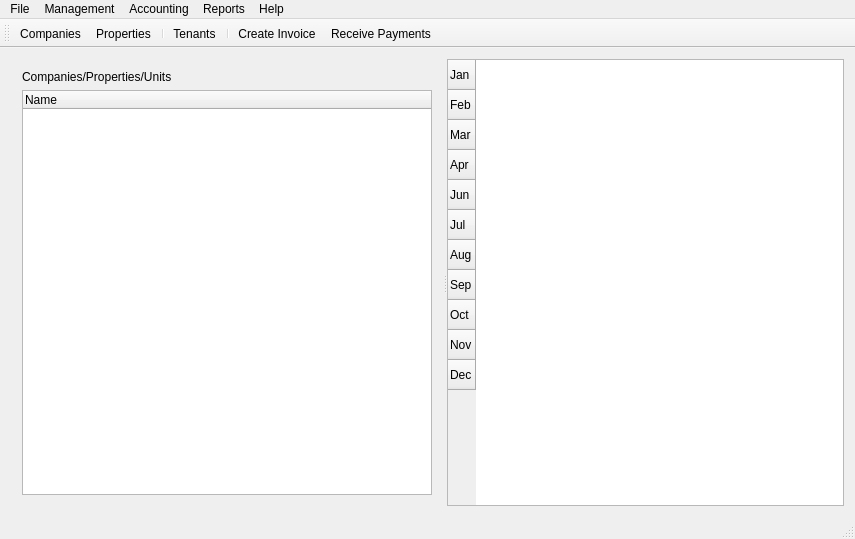
Above: rentmanager/rentmanagermainwindow.ui from jayjay-w/rentman before the change. Below: the same form after it.
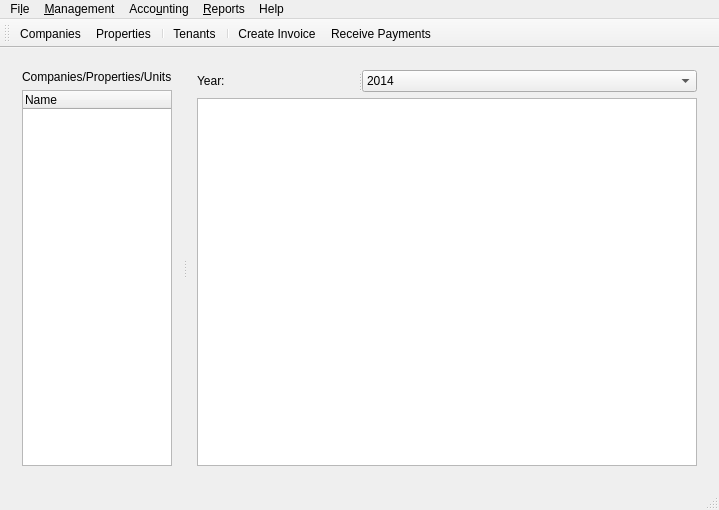
That is the form after the change. Icons and pictures are not drawn.

Commit message: [Calendar, multi invoicing and payment receipts]

What changed in the file:
```diff
--- a/rentmanager/rentmanagermainwindow.ui
+++ b/rentmanager/rentmanagermainwindow.ui
@@ -6,8 +6,8 @@
    <rect>
     <x>0</x>
     <y>0</y>
-    <width>855</width>
-    <height>539</height>
+    <width>690</width>
+    <height>510</height>
    </rect>
   </property>
   <property name="windowTitle">
@@ -18,16 +18,31 @@
     <normaloff>:/images/cottage.png</normaloff>:/images/cottage.png</iconset>
   </property>
   <widget class="QWidget" name="centralWidget">
-   <layout class="QHBoxLayout" name="horizontalLayout">
+   <layout class="QVBoxLayout" name="verticalLayout_3">
     <item>
-     <widget class="QSplitter" name="splitter">
+     <widget class="QSplitter" name="splitter_2">
+      <property name="midLineWidth">
+       <number>1</number>
+      </property>
       <property name="orientation">
        <enum>Qt::Horizontal</enum>
       </property>
+      <property name="opaqueResize">
+       <bool>false</bool>
+      </property>
+      <property name="handleWidth">
+       <number>3</number>
+      </property>
       <widget class="QWidget" name="layoutWidget">
        <layout class="QVBoxLayout" name="verticalLayout">
         <item>
          <widget class="QLabel" name="label">
+          <property name="maximumSize">
+           <size>
+            <width>208</width>
+            <height>16777215</height>
+           </size>
+          </property>
           <property name="text">
            <string>Companies/Properties/Units</string>
           </property>
@@ -35,6 +50,12 @@
         </item>
         <item>
          <widget class="QTreeWidget" name="trvBrowser">
+          <property name="maximumSize">
+           <size>
+            <width>500</width>
+            <height>16777215</height>
+           </size>
+          </property>
           <column>
            <property name="text">
             <string>Name</string>
@@ -44,62 +65,64 @@
         </item>
        </layout>
       </widget>
-      <widget class="QTableWidget" name="tblUnits">
-       <row>
-        <property name="text">
-         <string>Jan</string>
-        </property>
-       </row>
-       <row>
-        <property name="text">
-         <string>Feb</string>
-        </property>
-       </row>
-       <row>
-        <property name="text">
-         <string>Mar</string>
-        </property>
-       </row>
-       <row>
-        <property name="text">
-         <string>Apr</string>
-        </property>
-       </row>
-       <row>
-        <property name="text">
-         <string>Jun</string>
-        </property>
-       </row>
-       <row>
-        <property name="text">
-         <string>Jul</string>
-        </property>
-       </row>
-       <row>
-        <property name="text">
-         <string>Aug</string>
-        </property>
-       </row>
-       <row>
-        <property name="text">
-         <string>Sep</string>
-        </property>
-       </row>
-       <row>
-        <property name="text">
-         <string>Oct</string>
-        </property>
-       </row>
-       <row>
-        <property name="text">
-         <string>Nov</string>
-        </property>
-       </row>
-       <row>
-        <property name="text">
-         <string>Dec</string>
-        </property>
-       </row>
+      <widget class="QWidget" name="">
+       <layout class="QVBoxLayout" name="verticalLayout_2">
+        <item>
+         <widget class="QSplitter" name="splitter">
+          <property name="orientation">
+           <enum>Qt::Horizontal</enum>
+          </property>
+          <widget class="QLabel" name="label_2">
+           <property name="text">
+            <string>Year:</string>
+           </property>
+          </widget>
+          <widget class="QComboBox" name="cboYear">
+           <item>
+            <property name="text">
+             <string>2014</string>
+            </property>
+           </item>
+           <item>
+            <property name="text">
+             <string>2015</string>
+            </property>
+           </item>
+           <item>
+            <property name="text">
+             <string>2016</string>
+            </property>
+           </item>
+           <item>
+            <property name="text">
+             <string>2017</string>
+            </property>
+           </item>
+           <item>
+            <property name="text">
+             <string>2018</string>
+            </property>
+           </item>
+          </widget>
+         </widget>
+        </item>
+        <item>
+         <widget class="QTextEdit" name="txtCalendar">
+          <property name="sizePolicy">
+           <sizepolicy hsizetype="Preferred" vsizetype="Expanding">
+            <horstretch>53</horstretch>
+            <verstretch>0</verstretch>
+           </sizepolicy>
+          </property>
+          <property name="minimumSize">
+           <size>
+            <width>500</width>
+            <height>0</height>
+           </size>
+          </property>
+         </widget>
+        </item>
+       </layout>
       </widget>
      </widget>
     </item>
@@ -110,13 +133,13 @@
     <rect>
      <x>0</x>
      <y>0</y>
-     <width>855</width>
-     <height>19</height>
+     <width>690</width>
+     <height>22</height>
     </rect>
    </property>
    <widget class="QMenu" name="menuFile">
     <property name="title">
-     <string>File</string>
+     <string>Fi&amp;le</string>
     </property>
     <widget class="QMenu" name="menuRecent_Files">
      <property name="title">
@@ -141,7 +164,7 @@
    </widget>
    <widget class="QMenu" name="menuAccounting">
     <property name="title">
-     <string>Accounting</string>
+     <string>Acco&amp;unting</string>
     </property>
     <addaction name="actionView_Tenan_Accounts"/>
     <addaction name="separator"/>
@@ -153,13 +176,13 @@
    </widget>
    <widget class="QMenu" name="menuManagement">
     <property name="title">
-     <string>Management</string>
+     <string>&amp;Management</string>
     </property>
     <addaction name="actionAssign_Unit_To_Tenant"/>
    </widget>
    <widget class="QMenu" name="menuReports">
     <property name="title">
-     <string>Reports</string>
+     <string>&amp;Reports</string>
     </property>
     <addaction name="actionCompanies_Properties"/>
     <addaction name="actionAll_Units"/>
@@ -204,7 +227,7 @@
      <normaloff>:/images/company-building-icon.png</normaloff>:/images/company-building-icon.png</iconset>
    </property>
    <property name="text">
-    <string>Companies</string>
+    <string>&amp;Companies</string>
    </property>
   </action>
   <action name="actionProperties">
@@ -213,7 +236,7 @@
      <normaloff>:/images/Home-icon.png</normaloff>:/images/Home-icon.png</iconset>
    </property>
    <property name="text">
-    <string>Properties</string>
+    <string>&amp;Properties</string>
    </property>
   </action>
   <action name="actionUnites">
@@ -227,7 +250,7 @@
      <normaloff>:/images/Preppy-icon.png</normaloff>:/images/Preppy-icon.png</iconset>
    </property>
    <property name="text">
-    <string>Tenants</string>
+    <string>&amp;Tenants</string>
    </property>
   </action>
   <action name="actionQuit">
@@ -246,7 +269,7 @@
      <normaloff>:/images/invoice-icon.png</normaloff>:/images/invoice-icon.png</iconset>
    </property>
    <property name="text">
-    <string>Create Invoice</string>
+    <string>&amp;Create Invoice</string>
    </property>
   </action>
   <action name="actionMulti_Invoicing">
@@ -260,7 +283,7 @@
      <normaloff>:/images/Sales-by-payment-method-icon.png</normaloff>:/images/Sales-by-payment-method-icon.png</iconset>
    </property>
    <property name="text">
-    <string>Receive Payments</string>
+    <string>&amp;Receive Payments</string>
    </property>
   </action>
   <action name="actionAssign_Unit_To_Tenant">
```
Left out of the diff: 26 changed lines with no effect on the pictures. The commit also changes 23 other files.
